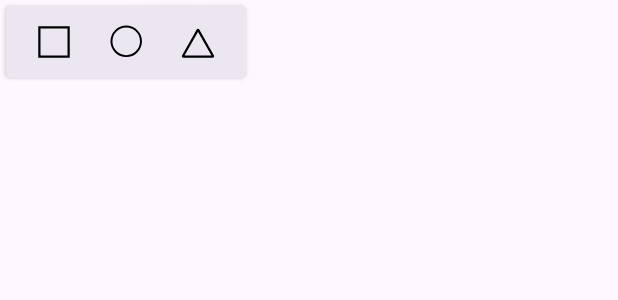
After one commit to alexanderbliznyuk/LivePictures, an Android app: the layout popup_shape_picker.xml on its own in the app's theme, with its tools: preview values and no code run, on a phone screen of 412 x 824 dp. The commit adds this screen. Shown: the top 300 px of the screen. Run offline under Robolectric (Android 15) with nearby library versions, the phone set to English and light mode, and no system bars.

Commit message:
shape picker popup

```diff
--- a/app/src/main/java/com/blizniuk/livepictures/domain/graphics/ToolData.kt
+++ b/app/src/main/java/com/blizniuk/livepictures/domain/graphics/ToolData.kt
@@ -12,5 +12,5 @@ sealed class ToolData {
 }
 
 enum class ToolId {
-    Pencil, Erase, ShapePicker
+    Pencil, Erase, ShapeSquare, ShapeTriangle, ShapeCircle
 }
--- a/app/src/main/java/com/blizniuk/livepictures/ui/home/viewmodel/CoordinatorViewModel.kt
+++ b/app/src/main/java/com/blizniuk/livepictures/ui/home/viewmodel/CoordinatorViewModel.kt
@@ -94,7 +94,9 @@ class CoordinatorViewModel @Inject constructor(
                     ToolData.Erase(thicknessLevel = thickness)
                 }
 
-                ToolId.ShapePicker -> null
+                ToolId.ShapeSquare -> null
+                ToolId.ShapeCircle -> null
+                ToolId.ShapeTriangle -> null
             }
         }
             .filterNotNull()
--- /dev/null
+++ b/app/src/main/res/drawable/ic_tool_triangle.xml
@@ -0,0 +1,14 @@
+<vector xmlns:android="http://schemas.android.com/apk/res/android"
+    android:width="24dp"
+    android:height="24dp"
+    android:viewportWidth="24"
+    android:viewportHeight="24">
+    <group>
+        <clip-path android:pathData="M0,0h24v24h-24z" />
+        <path
+            android:pathData="M11.782,4.059C11.878,3.89 12.122,3.89 12.218,4.059L21.996,21.366C22.09,21.533 21.97,21.739 21.778,21.739H2.221C2.03,21.739 1.91,21.533 2.004,21.366L11.782,4.059Z"
+            android:strokeWidth="1.5"
+            android:fillColor="#00000000"
+            android:strokeColor="#ffffff" />
+    </group>
+</vector>
--- /dev/null
+++ b/app/src/main/res/drawable/popup_bkg.xml
@@ -0,0 +1,8 @@
+<?xml version="1.0" encoding="utf-8"?>
+<shape xmlns:android="http://schemas.android.com/apk/res/android"
+    android:shape="rectangle">
+
+    <solid android:color="?colorSurfaceContainerHigh"/>
+    <corners android:radius="4dp"/>
+
+</shape>
--- a/app/src/main/res/layout/activity_main.xml
+++ b/app/src/main/res/layout/activity_main.xml
@@ -243,7 +243,7 @@
                 android:layout_height="wrap_content"
                 android:layout_marginHorizontal="4dp"
                 android:src="@drawable/ic_tool_shapes"
-                android:tooltipText="@string/tooltip_tool_toolbox"
+                android:tooltipText="@string/tooltip_tool_shape_picker"
                 app:layout_constraintEnd_toStartOf="@id/colorPicker"
                 app:layout_constraintStart_toEndOf="@id/erase"
                 app:layout_constraintTop_toTopOf="@id/pencil" />
--- /dev/null
+++ b/app/src/main/res/layout/popup_shape_picker.xml
@@ -0,0 +1,44 @@
+<?xml version="1.0" encoding="utf-8"?>
+<FrameLayout xmlns:android="http://schemas.android.com/apk/res/android"
+    android:layout_width="wrap_content"
+    android:layout_height="match_parent">
+
+    <LinearLayout
+        android:layout_width="wrap_content"
+        android:layout_height="48dp"
+        android:gravity="center_vertical"
+        android:orientation="horizontal"
+        android:paddingHorizontal="8dp"
+        android:layout_margin="4dp"
+        android:background="@drawable/popup_bkg"
+        android:elevation="2dp">
+
+        <ImageView
+            android:id="@+id/shapeSquare"
+            style="@style/ToolButton.Tintable"
+            android:layout_width="wrap_content"
+            android:layout_height="wrap_content"
+            android:layout_marginHorizontal="4dp"
+            android:src="@drawable/ic_tool_square"
+            android:tooltipText="@string/tooltip_shape_square" />
+
+        <ImageView
+            android:id="@+id/shapeCircle"
+            style="@style/ToolButton.Tintable"
+            android:layout_width="wrap_content"
+            android:layout_height="wrap_content"
+            android:layout_marginHorizontal="4dp"
+            android:src="@drawable/ic_tool_circle"
+            android:tooltipText="@string/tooltip_shape_circle" />
+
+        <ImageView
+            android:id="@+id/shapeTriangle"
+            style="@style/ToolButton.Tintable"
+            android:layout_width="wrap_content"
+            android:layout_height="wrap_content"
+            android:layout_marginHorizontal="4dp"
+            android:src="@drawable/ic_tool_triangle"
+            android:tooltipText="@string/tooltip_shape_triangle" />
+
+    </LinearLayout>
+</FrameLayout>
--- a/app/src/main/res/values/dimens.xml
+++ b/app/src/main/res/values/dimens.xml
@@ -14,4 +14,7 @@
     <dimen name="color_bar_thumb_radius">12dp</dimen>
     <dimen name="color_bar_thumb_stroke_size">1dp</dimen>
 
+    <dimen name="shape_picker_popup_width">168dp</dimen>
+    <dimen name="shape_picker_popup_height">56dp</dimen>
+
 </resources>
--- a/app/src/main/res/values/strings.xml
+++ b/app/src/main/res/values/strings.xml
@@ -13,10 +13,14 @@
     <string name="tooltip_stop_animation">Stop animation</string>
     <string name="tooltip_tool_pencil">Pencil</string>
     <string name="tooltip_tool_erase">Erase tool</string>
-    <string name="tooltip_tool_toolbox">Shape picker</string>
+    <string name="tooltip_tool_shape_picker">Shape picker</string>
     <string name="tooltip_tool_color_picker">Color Picker</string>
     <string name="tooltip_next_frame">Next Frame</string>
     <string name="tooltip_prev_frame">Previous Frame</string>
 
+    <string name="tooltip_shape_square">Square</string>
+    <string name="tooltip_shape_circle">Circle</string>
+    <string name="tooltip_shape_triangle">Triangle</string>
+
     <string name="color_picker_selected_color">Selected Color:</string>
 </resources>
```
Also changed, not shown: app/src/main/java/com/blizniuk/livepictures/ui/home/MainActivity.kt (+56 -4 lines), app/src/main/res/drawable/ic_square_triangle.xml (deleted, +0 -15 lines).
